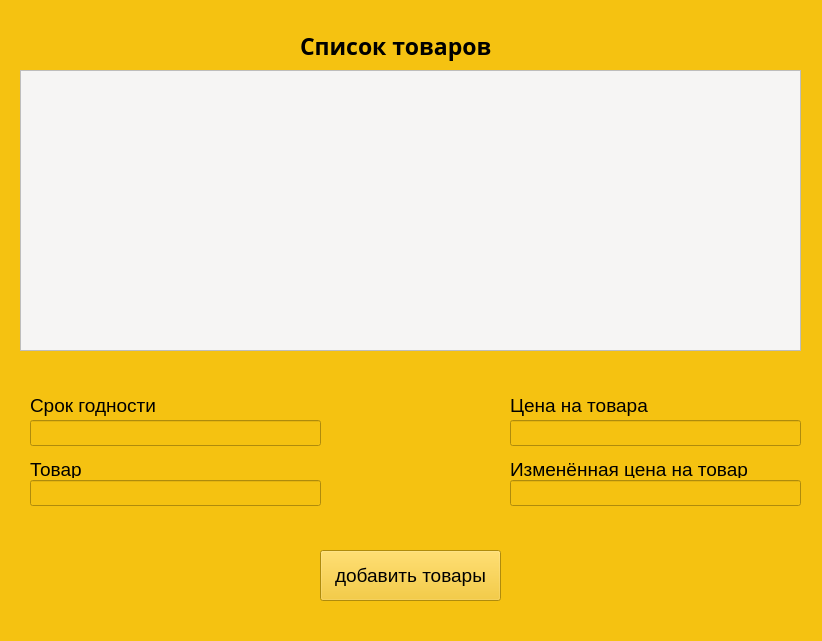
The window that курсач Петров/adn2.ui (Petrov03566/main_ypravlenir_price) describes before a commit, drawn with Qt 5.
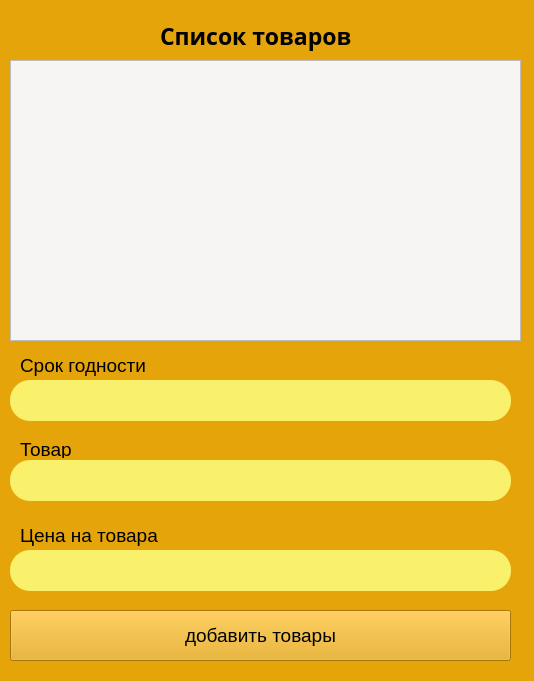
The same window after the commit.

```diff
--- a/курсач Петров/adn2.ui
+++ b/курсач Петров/adn2.ui
@@ -6,21 +6,21 @@
    <rect>
     <x>0</x>
     <y>0</y>
-    <width>822</width>
-    <height>641</height>
+    <width>534</width>
+    <height>681</height>
    </rect>
   </property>
   <property name="windowTitle">
    <string>adn</string>
   </property>
   <property name="styleSheet">
-   <string notr="true">background-color: rgb(245, 194, 17);</string>
+   <string notr="true">background-color: rgb(229, 165, 10);</string>
   </property>
   <widget class="QLabel" name="label_tov">
    <property name="geometry">
     <rect>
-     <x>300</x>
-     <y>20</y>
+     <x>160</x>
+     <y>10</y>
      <width>271</width>
      <height>51</height>
     </rect>
@@ -44,9 +44,9 @@
   <widget class="QPushButton" name="push_db">
    <property name="geometry">
     <rect>
-     <x>320</x>
-     <y>550</y>
-     <width>181</width>
+     <x>10</x>
+     <y>610</y>
+     <width>501</width>
      <height>51</height>
     </rect>
    </property>
@@ -62,9 +62,9 @@
   <widget class="QTableWidget" name="TableView">
    <property name="geometry">
     <rect>
-     <x>20</x>
-     <y>70</y>
-     <width>781</width>
+     <x>10</x>
+     <y>60</y>
+     <width>511</width>
      <height>281</height>
     </rect>
    </property>
@@ -75,8 +75,8 @@
   <widget class="QLabel" name="label_3">
    <property name="geometry">
     <rect>
-     <x>30</x>
-     <y>460</y>
+     <x>20</x>
+     <y>440</y>
      <width>241</width>
      <height>18</height>
     </rect>
@@ -93,8 +93,8 @@
   <widget class="QLabel" name="label">
    <property name="geometry">
     <rect>
-     <x>40</x>
-     <y>390</y>
+     <x>20</x>
+     <y>350</y>
      <width>281</width>
      <height>18</height>
     </rect>
@@ -116,8 +116,8 @@
   <widget class="QLabel" name="label_2">
    <property name="geometry">
     <rect>
-     <x>30</x>
-     <y>390</y>
+     <x>20</x>
+     <y>350</y>
      <width>201</width>
      <height>31</height>
     </rect>
@@ -134,79 +134,39 @@
   <widget class="QLineEdit" name="lineEdit">
    <property name="geometry">
     <rect>
-     <x>30</x>
-     <y>420</y>
-     <width>291</width>
-     <height>26</height>
+     <x>10</x>
+     <y>380</y>
+     <width>501</width>
+     <height>41</height>
     </rect>
    </property>
+   <property name="styleSheet">
+    <string notr="true">background-color: rgb(249, 240, 107);
+border-radius: 20px;
+</string>
+   </property>
   </widget>
   <widget class="QLineEdit" name="lineEdit_2">
    <property name="geometry">
     <rect>
-     <x>30</x>
-     <y>480</y>
-     <width>291</width>
-     <height>26</height>
-    </rect>
-   </property>
-  </widget>
-  <widget class="QLabel" name="label_4">
-   <property name="geometry">
-    <rect>
-     <x>510</x>
+     <x>10</x>
      <y>460</y>
-     <width>241</width>
-     <height>18</height>
+     <width>501</width>
+     <height>41</height>
     </rect>
-   </property>
-   <property name="font">
-    <font>
-     <pointsize>14</pointsize>
-    </font>
-   </property>
-   <property name="text">
-    <string>Изменённая цена на товар</string>
-   </property>
-  </widget>
-  <widget class="QLineEdit" name="lineEdit_3">
-   <property name="geometry">
-    <rect>
-     <x>510</x>
-     <y>480</y>
-     <width>291</width>
-     <height>26</height>
-    </rect>
-   </property>
-  </widget>
-  <widget class="QLabel" name="label_5">
-   <property name="geometry">
-    <rect>
-     <x>520</x>
-     <y>390</y>
-     <width>281</width>
-     <height>18</height>
-    </rect>
-   </property>
-   <property name="font">
-    <font>
-     <pointsize>14</pointsize>
-     <weight>75</weight>
-     <bold>true</bold>
-    </font>
    </property>
    <property name="styleSheet">
-    <string notr="true">color: rgb(46, 194, 126);</string>
-   </property>
-   <property name="text">
-    <string/>
+    <string notr="true">background-color: rgb(249, 240, 107);
+border-radius: 20px;
+
+</string>
    </property>
   </widget>
   <widget class="QLabel" name="label_6">
    <property name="geometry">
     <rect>
-     <x>510</x>
-     <y>390</y>
+     <x>20</x>
+     <y>520</y>
      <width>201</width>
      <height>31</height>
     </rect>
@@ -223,12 +183,18 @@
   <widget class="QLineEdit" name="lineEdit_4">
    <property name="geometry">
     <rect>
-     <x>510</x>
-     <y>420</y>
-     <width>291</width>
-     <height>26</height>
+     <x>10</x>
+     <y>550</y>
+     <width>501</width>
+     <height>41</height>
     </rect>
    </property>
+   <property name="styleSheet">
+    <string notr="true">background-color: rgb(249, 240, 107);
+border-radius: 20px;
+
+</string>
+   </property>
   </widget>
  </widget>
  <resources/>
```
